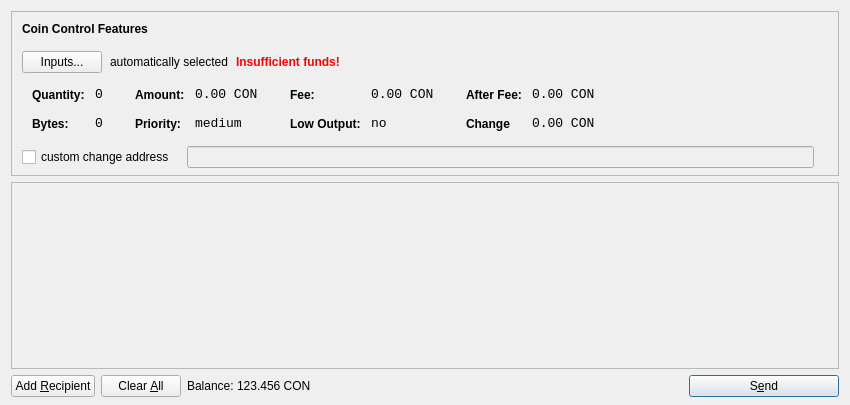
This is src/qt/forms/sendcoinsdialog.ui in prodigal-son/DigitalGold as Qt 5 draws it before an edit. The edited form follows.
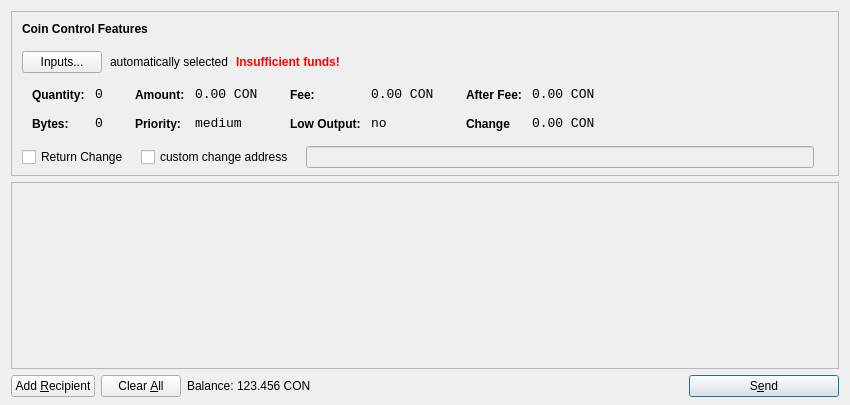
This is the edited form. Icons and pictures are not drawn.

Commit message: Coin Control Return Change

What changed in the file:
```diff
--- a/src/qt/forms/sendcoinsdialog.ui
+++ b/src/qt/forms/sendcoinsdialog.ui
@@ -540,7 +540,7 @@
          </widget>
         </item>
         <item>
-         <layout class="QHBoxLayout" name="horizontalLayoutCoinControl4" stretch="0,0,0">
+         <layout class="QHBoxLayout" name="horizontalLayoutCoinControl4" stretch="0,0,0,0">
           <property name="spacing">
            <number>12</number>
           </property>
@@ -554,6 +554,13 @@
            <number>5</number>
           </property>
           <item>
+			<widget class="QCheckBox" name="returnChangeCheckBox">
+				<property name="text">
+					<string>Return Change</string>
+				</property>
+			</widget>
+		</item>
+		<item>
            <widget class="QCheckBox" name="checkBoxCoinControlChange">
             <property name="text">
              <string>custom change address</string>
```
Left out of the diff: 2 changed lines with no effect on the pictures. The commit also changes 4 other files.
